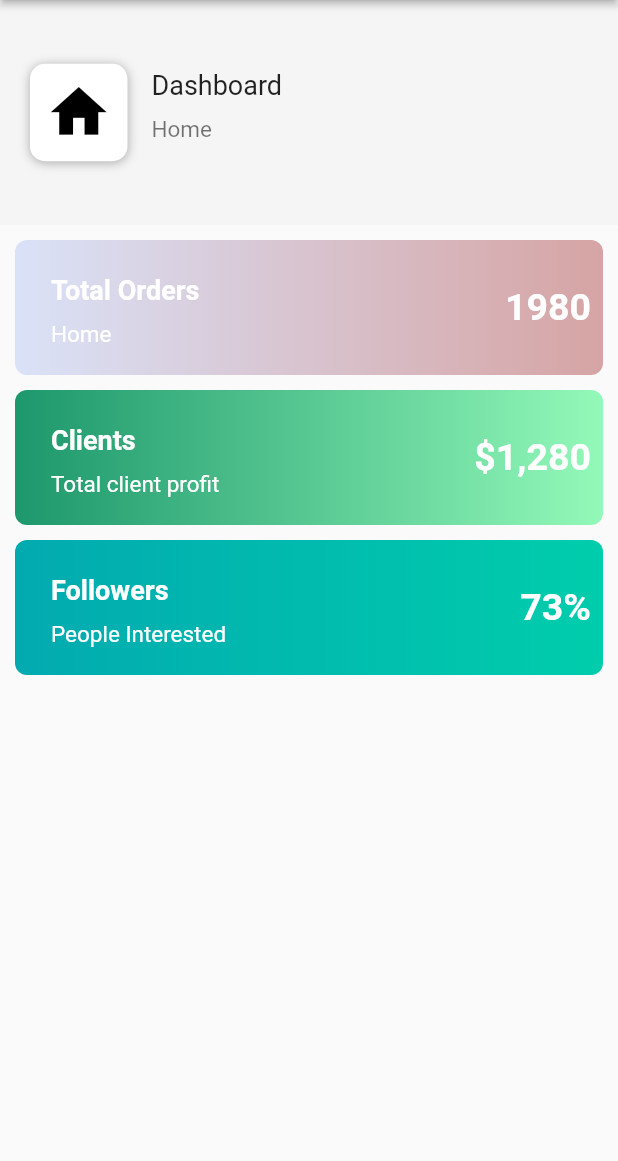
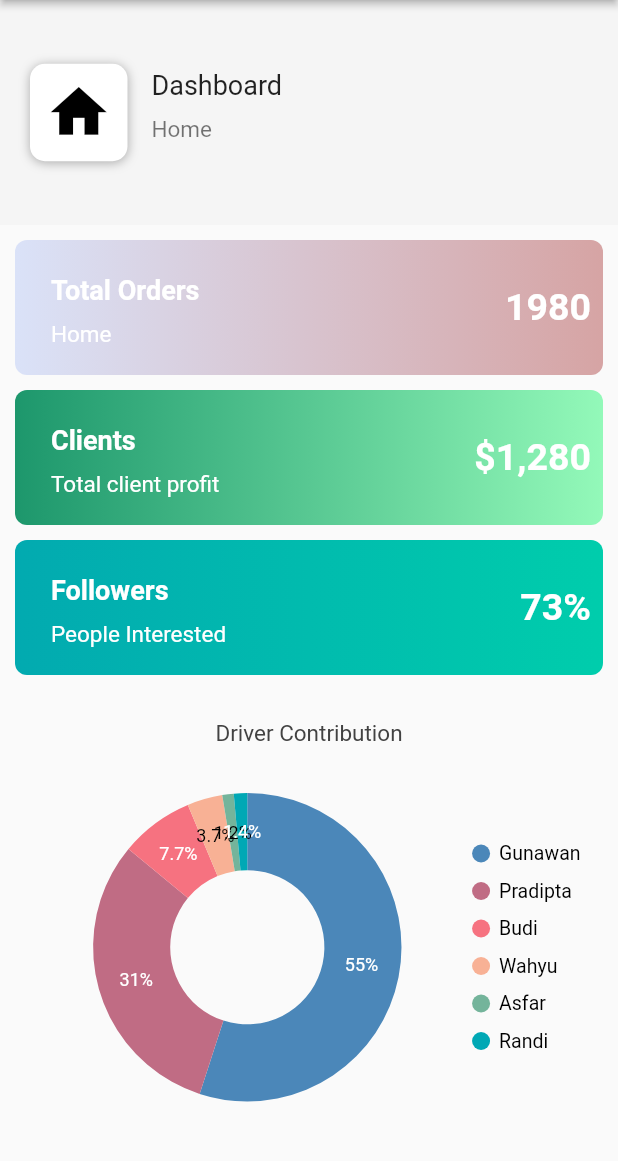
Before and after one commit to chadn4u/web_template, a Flutter app: the screen it shows after launch, after a tap on the "menu" icon, after a tap on the "settings" icon, on a phone screen of 412 x 824 dp, the part 69-1230 px from its top. Run offline on Flutter 3.47's test engine with Material 2 defaults, Android fonts, the phone set to English and light mode, and no system bars; drawn by our look-alikes of auto_size_text; our stand-ins replace dio, get, get_it, syncfusion_flutter_charts; Roboto replaces fonts that are missing (HeeboMedium).

Commit message:
add content dashboard

```diff
--- a/lib/feature/web_app/controller/homeController.dart
+++ b/lib/feature/web_app/controller/homeController.dart
@@ -13,213 +13,7 @@ class HomeController extends BaseController {
   late RxString titleSelected = "".obs;
   late Map<String, dynamic> dataForPhone;
   late NavigationService services;
-  final List<Map<String, dynamic>> data = [
-    {"title": "Home", "child": null},
-    {
-      "title": "Signature Pad",
-      "child": [
-        {"titleChild": "Signature Pad", "onSelect": true, "subItems": []}
-      ]
-    },
-    {
-      "title": "Camel",
-      "child": [
-        {
-          "titleChild": "Camel Mint",
-          "onSelect": false,
-          "subItems": [
-            {
-              "titleItem": "Camel Purple Mint",
-            }
-          ]
-        }
-      ]
-    },
-    {"title": "Camel Yellow", "child": null},
-    {"title": "Camel White", "child": null},
-    {
-      "title": "Marlboro",
-      "child": [
-        {"titleChild": "Marlboro White", "onSelect": false, "subItems": []},
-        {"titleChild": "Marlboro Red", "onSelect": false, "subItems": []},
-        {
-          "titleChild": "Marlboro Ice Blast",
-          "onSelect": false,
-          "subItems": null
-        },
-      ]
-    },
-    {
-      "title": "Signature Pad",
-      "child": [
-        {"titleChild": "Signature Pad", "onSelect": true, "subItems": []}
-      ]
-    },
-    {
-      "title": "Camel",
-      "child": [
-        {
-          "titleChild": "Camel Mint",
-          "onSelect": false,
-          "subItems": [
-            {
-              "titleItem": "Camel Purple Mint",
-            }
-          ]
-        }
-      ]
-    },
-    {"title": "Camel Yellow", "child": null},
-    {"title": "Camel White", "child": null},
-    {
-      "title": "Marlboro",
-      "child": [
-        {"titleChild": "Marlboro White", "onSelect": false, "subItems": []},
-        {"titleChild": "Marlboro Red", "onSelect": false, "subItems": []},
-        {
-          "titleChild": "Marlboro Ice Blast",
-          "onSelect": false,
-          "subItems": null
-        },
-      ]
-    },
-    {
-      "title": "Signature Pad",
-      "child": [
-        {"titleChild": "Signature Pad", "onSelect": true, "subItems": []}
-      ]
-    },
-    {
-      "title": "Camel",
-      "child": [
-        {
-          "titleChild": "Camel Mint",
-          "onSelect": false,
-          "subItems": [
-            {
-              "titleItem": "Camel Purple Mint",
-            }
-          ]
-        }
-      ]
-    },
-    {"title": "Camel Yellow", "child": null},
-    {"title": "Camel White", "child": null},
-    {
-      "title": "Marlboro",
-      "child": [
-        {"titleChild": "Marlboro White", "onSelect": false, "subItems": []},
-        {"titleChild": "Marlboro Red", "onSelect": false, "subItems": []},
-        {
-          "titleChild": "Marlboro Ice Blast",
-          "onSelect": false,
-          "subItems": null
-        },
-      ]
-    },
-    {
-      "title": "Signature Pad",
-      "child": [
-        {"titleChild": "Signature Pad", "onSelect": true, "subItems": []}
-      ]
-    },
-    {
-      "title": "Camel",
-      "child": [
-        {
-          "titleChild": "Camel Mint",
-          "onSelect": false,
-          "subItems": [
-            {
-              "titleItem": "Camel Purple Mint",
-            }
-          ]
-        }
-      ]
-    },
-    {"title": "Camel Yellow", "child": null},
-    {"title": "Camel White", "child": null},
-    {
-      "title": "Marlboro",
-      "child": [
-        {"titleChild": "Marlboro White", "onSelect": false, "subItems": []},
-        {"titleChild": "Marlboro Red", "onSelect": false, "subItems": []},
-        {
-          "titleChild": "Marlboro Ice Blast",
-          "onSelect": false,
-          "subItems": null
-        },
-      ]
-    },
-    {
-      "title": "Signature Pad",
-      "child": [
-        {"titleChild": "Signature Pad", "onSelect": true, "subItems": []}
-      ]
-    },
-    {
-      "title": "Camel",
-      "child": [
-        {
-          "titleChild": "Camel Mint",
-          "onSelect": false,
-          "subItems": [
-            {
-              "titleItem": "Camel Purple Mint",
-            }
-          ]
-        }
-      ]
-    },
-    {"title": "Camel Yellow", "child": null},
-    {"title": "Camel White", "child": null},
-    {
-      "title": "Marlboro",
-      "child": [
-        {"titleChild": "Marlboro White", "onSelect": false, "subItems": []},
-        {"titleChild": "Marlboro Red", "onSelect": false, "subItems": []},
-        {
-          "titleChild": "Marlboro Ice Blast",
-          "onSelect": false,
-          "subItems": null
-        },
-      ]
-    },
-    {
-      "title": "Signature Pad",
-      "child": [
-        {"titleChild": "Signature Pad", "onSelect": true, "subItems": []}
-      ]
-    },
-    {
-      "title": "Camel",
-      "child": [
-        {
-          "titleChild": "Camel Mint",
-          "onSelect": false,
-          "subItems": [
-            {
-              "titleItem": "Camel Purple Mint",
-            }
-          ]
-        }
-      ]
-    },
-    {"title": "Camel Yellow", "child": null},
-    {"title": "Camel White", "child": null},
-    {
-      "title": "Marlboro",
-      "child": [
-        {"titleChild": "Marlboro White", "onSelect": false, "subItems": []},
-        {"titleChild": "Marlboro Red", "onSelect": false, "subItems": []},
-        {
-          "titleChild": "Marlboro Ice Blast",
-          "onSelect": false,
-          "subItems": null
-        },
-      ]
-    },
-  ];
+
   @override
   void onInit() {
     titleSelected.value = "Home";
--- a/lib/feature/web_app/controller/menuController.dart
+++ b/lib/feature/web_app/controller/menuController.dart
@@ -4,6 +4,213 @@ import 'package:web_template/feature/web_app/controller/homeController.dart';
 class MenuController extends GetxController {
   // late Map<String, dynamic> data;
   HomeController controllerHome = Get.find<HomeController>();
+  final List<Map<String, dynamic>> data = [
+    {"title": "Home", "child": null},
+    {
+      "title": "Chart",
+      "child": [
+        {"titleChild": "Pie Chart", "onSelect": true, "subItems": []}
+      ]
+    },
+    {
+      "title": "Camel",
+      "child": [
+        {
+          "titleChild": "Camel Mint",
+          "onSelect": false,
+          "subItems": [
+            {
+              "titleItem": "Camel Purple Mint",
+            }
+          ]
+        }
+      ]
+    },
+    {"title": "Camel Yellow", "child": null},
+    {"title": "Camel White", "child": null},
+    {
+      "title": "Marlboro",
+      "child": [
+        {"titleChild": "Marlboro White", "onSelect": false, "subItems": []},
+        {"titleChild": "Marlboro Red", "onSelect": false, "subItems": []},
+        {
+          "titleChild": "Marlboro Ice Blast",
+          "onSelect": false,
+          "subItems": null
+        },
+      ]
+    },
+    {
+      "title": "Signature Pad",
+      "child": [
+        {"titleChild": "Signature Pad", "onSelect": true, "subItems": []}
+      ]
+    },
+    {
+      "title": "Camel",
+      "child": [
+        {
+          "titleChild": "Camel Mint",
+          "onSelect": false,
+          "subItems": [
+            {
+              "titleItem": "Camel Purple Mint",
+            }
+          ]
+        }
+      ]
+    },
+    {"title": "Camel Yellow", "child": null},
+    {"title": "Camel White", "child": null},
+    {
+      "title": "Marlboro",
+      "child": [
+        {"titleChild": "Marlboro White", "onSelect": false, "subItems": []},
+        {"titleChild": "Marlboro Red", "onSelect": false, "subItems": []},
+        {
+          "titleChild": "Marlboro Ice Blast",
+          "onSelect": false,
+          "subItems": null
+        },
+      ]
+    },
+    {
+      "title": "Signature Pad",
+      "child": [
+        {"titleChild": "Signature Pad", "onSelect": true, "subItems": []}
+      ]
+    },
+    {
+      "title": "Camel",
+      "child": [
+        {
+          "titleChild": "Camel Mint",
+          "onSelect": false,
+          "subItems": [
+            {
+              "titleItem": "Camel Purple Mint",
+            }
+          ]
+        }
+      ]
+    },
+    {"title": "Camel Yellow", "child": null},
+    {"title": "Camel White", "child": null},
+    {
+      "title": "Marlboro",
+      "child": [
+        {"titleChild": "Marlboro White", "onSelect": false, "subItems": []},
+        {"titleChild": "Marlboro Red", "onSelect": false, "subItems": []},
+        {
+          "titleChild": "Marlboro Ice Blast",
+          "onSelect": false,
+          "subItems": null
+        },
+      ]
+    },
+    {
+      "title": "Signature Pad",
+      "child": [
+        {"titleChild": "Signature Pad", "onSelect": true, "subItems": []}
+      ]
+    },
+    {
+      "title": "Camel",
+      "child": [
+        {
+          "titleChild": "Camel Mint",
+          "onSelect": false,
+          "subItems": [
+            {
+              "titleItem": "Camel Purple Mint",
+            }
+          ]
+        }
+      ]
+    },
+    {"title": "Camel Yellow", "child": null},
+    {"title": "Camel White", "child": null},
+    {
+      "title": "Marlboro",
+      "child": [
+        {"titleChild": "Marlboro White", "onSelect": false, "subItems": []},
+        {"titleChild": "Marlboro Red", "onSelect": false, "subItems": []},
+        {
+          "titleChild": "Marlboro Ice Blast",
+          "onSelect": false,
+          "subItems": null
+        },
+      ]
+    },
+    {
+      "title": "Signature Pad",
+      "child": [
+        {"titleChild": "Signature Pad", "onSelect": true, "subItems": []}
+      ]
+    },
+    {
+      "title": "Camel",
+      "child": [
+        {
+          "titleChild": "Camel Mint",
+          "onSelect": false,
+          "subItems": [
+            {
+              "titleItem": "Camel Purple Mint",
+            }
+          ]
+        }
+      ]
+    },
+    {"title": "Camel Yellow", "child": null},
+    {"title": "Camel White", "child": null},
+    {
+      "title": "Marlboro",
+      "child": [
+        {"titleChild": "Marlboro White", "onSelect": false, "subItems": []},
+        {"titleChild": "Marlboro Red", "onSelect": false, "subItems": []},
+        {
+          "titleChild": "Marlboro Ice Blast",
+          "onSelect": false,
+          "subItems": null
+        },
+      ]
+    },
+    {
+      "title": "Signature Pad",
+      "child": [
+        {"titleChild": "Signature Pad", "onSelect": true, "subItems": []}
+      ]
+    },
+    {
+      "title": "Camel",
+      "child": [
+        {
+          "titleChild": "Camel Mint",
+          "onSelect": false,
+          "subItems": [
+            {
+              "titleItem": "Camel Purple Mint",
+            }
+          ]
+        }
+      ]
+    },
+    {"title": "Camel Yellow", "child": null},
+    {"title": "Camel White", "child": null},
+    {
+      "title": "Marlboro",
+      "child": [
+        {"titleChild": "Marlboro White", "onSelect": false, "subItems": []},
+        {"titleChild": "Marlboro Red", "onSelect": false, "subItems": []},
+        {
+          "titleChild": "Marlboro Ice Blast",
+          "onSelect": false,
+          "subItems": null
+        },
+      ]
+    },
+  ];
   @override
   void onInit() {
     super.onInit();
--- /dev/null
+++ b/lib/feature/web_app/model/chart/chartSampleData.dart
@@ -0,0 +1,63 @@
+import 'package:flutter/material.dart';
+
+///Chart sample data
+class ChartSampleData {
+  /// Holds the datapoint values like x, y, etc.,
+  ChartSampleData(
+      {this.x,
+      this.y,
+      this.xValue,
+      this.yValue,
+      this.secondSeriesYValue,
+      this.thirdSeriesYValue,
+      this.pointColor,
+      this.size,
+      this.text,
+      this.open,
+      this.close,
+      this.low,
+      this.high,
+      this.volume});
+
+  /// Holds x value of the datapoint
+  final dynamic x;
+
+  /// Holds y value of the datapoint
+  final num? y;
+
+  /// Holds x value of the datapoint
+  final dynamic xValue;
+
+  /// Holds y value of the datapoint
+  final num? yValue;
+
+  /// Holds y value of the datapoint(for 2nd series)
+  final num? secondSeriesYValue;
+
+  /// Holds y value of the datapoint(for 3nd series)
+  final num? thirdSeriesYValue;
+
+  /// Holds point color of the datapoint
+  final Color? pointColor;
+
+  /// Holds size of the datapoint
+  final num? size;
+
+  /// Holds datalabel/text value mapper of the datapoint
+  final String? text;
+
+  /// Holds open value of the datapoint
+  final num? open;
+
+  /// Holds close value of the datapoint
+  final num? close;
+
+  /// Holds low value of the datapoint
+  final num? low;
+
+  /// Holds high value of the datapoint
+  final num? high;
+
+  /// Holds open value of the datapoint
+  final num? volume;
+}
--- a/lib/feature/web_app/presentation/pages/home/home.dart
+++ b/lib/feature/web_app/presentation/pages/home/home.dart
@@ -2,13 +2,16 @@ import 'package:auto_size_text/auto_size_text.dart';
 import 'package:flutter/material.dart';
 import 'package:get/get.dart';
 import 'package:web_template/feature/web_app/controller/homeController.dart';
+import 'package:web_template/feature/web_app/presentation/widgets/chart/cartessianChart.dart';
+import 'package:web_template/feature/web_app/presentation/widgets/chart/pieChart.dart';
 import 'package:web_template/utils/const.dart';
 
 class Home extends GetResponsiveView<HomeController> {
   @override
   Widget phone() {
     return Scaffold(
-        body: Column(
+        body: SingleChildScrollView(
+      child: Column(
         children: [
           Container(
             width: MediaQuery.of(Get.context!).size.width,
@@ -21,7 +24,8 @@ class Home extends GetResponsiveView<HomeController> {
                 Container(
                   padding: const EdgeInsets.all(10),
                   decoration: BoxDecoration(
-                    borderRadius: const BorderRadius.all(Radius.circular(10.0)),
+                      borderRadius:
+                          const BorderRadius.all(Radius.circular(10.0)),
                       // border: Border.all(width: 1.0),
                       boxShadow: [
                         BoxShadow(
@@ -41,11 +45,11 @@ class Home extends GetResponsiveView<HomeController> {
                   width: MediaQuery.of(Get.context!).size.width * 0.3,
                   child: const ListTile(
                     visualDensity: VisualDensity(horizontal: 0, vertical: 4),
-                  title: Text('Dashboard',
+                    title: AutoSizeText('Dashboard',
                         style: TextStyle(
                             fontSize: fontSizeTitleAppBar,
                             fontFamily: 'HeeboMedium')),
-                  subtitle: Text('Home',
+                    subtitle: AutoSizeText('Home',
                         style: TextStyle(
                             fontSize: fontSizeTitleAppBarSmall,
                             fontFamily: 'HeeboMedium')),
@@ -198,8 +202,17 @@ class Home extends GetResponsiveView<HomeController> {
                 ),
               ],
             ),
+          ),
+          Padding(
+            padding: const EdgeInsets.all(10.0),
+            child: PieChart(),
+          ),
+          Padding(
+            padding: const EdgeInsets.all(10.0),
+            child: CartessianChart(),
           )
         ],
+      ),
     ));
   }
 
@@ -207,7 +220,8 @@ class Home extends GetResponsiveView<HomeController> {
   Widget desktop() {
     // final Posts data = Get.arguments['data'];
     return Scaffold(
-        body: Column(
+        body: SingleChildScrollView(
+      child: Column(
         children: [
           Container(
             width: MediaQuery.of(Get.context!).size.width,
@@ -220,7 +234,8 @@ class Home extends GetResponsiveView<HomeController> {
                 Container(
                   padding: const EdgeInsets.all(10),
                   decoration: BoxDecoration(
-                    borderRadius: const BorderRadius.all(Radius.circular(10.0)),
+                      borderRadius:
+                          const BorderRadius.all(Radius.circular(10.0)),
                       // border: Border.all(width: 1.0),
                       boxShadow: [
                         BoxShadow(
@@ -232,7 +247,7 @@ class Home extends GetResponsiveView<HomeController> {
                       color: colorWhite),
                   child: const Icon(
                     Icons.home,
-                  color: colorBlack,
+                    color: mainColor,
                     size: 45,
                   ),
                 ),
@@ -392,8 +407,17 @@ class Home extends GetResponsiveView<HomeController> {
                 ),
               ],
             ),
+          ),
+          Padding(
+            padding: const EdgeInsets.all(10.0),
+            child: PieChart(),
+          ),
+          Padding(
+            padding: const EdgeInsets.all(10.0),
+            child: CartessianChart(),
           )
         ],
+      ),
     ));
   }
 }
--- /dev/null
+++ b/lib/feature/web_app/presentation/widgets/chart/cartessianChart.dart
@@ -0,0 +1,56 @@
+import 'package:flutter/src/foundation/key.dart';
+import 'package:flutter/src/widgets/framework.dart';
+import 'package:syncfusion_flutter_charts/charts.dart';
+
+import '../../../model/chart/chartSampleData.dart';
+
+class CartessianChart extends StatelessWidget {
+  CartessianChart({Key? key}) : super(key: key);
+  final TooltipBehavior _tooltip =
+      TooltipBehavior(enable: true, header: '', canShowMarker: false);
+  @override
+  Widget build(BuildContext context) {
+    return _buildDefaultLogarithmicAxisChart();
+  }
+
+  /// Returns the line chart with default logarithmic axis.
+  SfCartesianChart _buildDefaultLogarithmicAxisChart() {
+    return SfCartesianChart(
+      plotAreaBorderWidth: 1,
+      title: ChartTitle(text: 'Monthly Sales'),
+      primaryXAxis: DateTimeAxis(),
+
+      /// Y axis as logarithmic axis placed here.
+      primaryYAxis: LogarithmicAxis(
+          minorTicksPerInterval: 5,
+          majorGridLines: const MajorGridLines(width: 1.5),
+          minorTickLines: const MinorTickLines(size: 4),
+          labelFormat: r'${value}',
+          interval: 1),
+      series: _getSeries(),
+      tooltipBehavior: _tooltip,
+    );
+  }
+
+  // Returns the list of chart series which need to render on the line chart.
+  List<LineSeries<ChartSampleData, DateTime>> _getSeries() {
+    return <LineSeries<ChartSampleData, DateTime>>[
+      LineSeries<ChartSampleData, DateTime>(
+          dataSource: <ChartSampleData>[
+            ChartSampleData(x: DateTime(2022, 1), yValue: 200),
+            ChartSampleData(x: DateTime(2022, 2), yValue: 400),
+            ChartSampleData(x: DateTime(2022, 3), yValue: 600),
+            ChartSampleData(x: DateTime(2022, 4), yValue: 700),
+            ChartSampleData(x: DateTime(2022, 5), yValue: 1400),
+            ChartSampleData(x: DateTime(2022, 6), yValue: 2000),
+            ChartSampleData(x: DateTime(2022, 7), yValue: 4000),
+            ChartSampleData(x: DateTime(2022, 8), yValue: 6000),
+            ChartSampleData(x: DateTime(2022, 9), yValue: 8000),
+            ChartSampleData(x: DateTime(2022, 10), yValue: 11000)
+          ],
+          xValueMapper: (ChartSampleData sales, _) => sales.x as DateTime,
+          yValueMapper: (ChartSampleData sales, _) => sales.yValue,
+          markerSettings: const MarkerSettings(isVisible: true))
+    ];
+  }
+}
--- /dev/null
+++ b/lib/feature/web_app/presentation/widgets/chart/pieChart.dart
@@ -0,0 +1,48 @@
+import 'package:flutter/src/foundation/key.dart';
+import 'package:flutter/src/widgets/framework.dart';
+import 'package:syncfusion_flutter_charts/charts.dart';
+
+import '../../../model/chart/chartSampleData.dart';
+
+class PieChart extends StatelessWidget {
+  PieChart({Key? key}) : super(key: key);
+  final TooltipBehavior _tooltip =
+      TooltipBehavior(enable: true, format: 'point.x : point.y%');
+  @override
+  Widget build(BuildContext context) {
+    return _buildDefaultDoughnutChart();
+  }
+
+  /// Return the circular chart with default doughnut series.
+  SfCircularChart _buildDefaultDoughnutChart() {
+    return SfCircularChart(
+      title: ChartTitle(text: 'Driver Contribution'),
+      legend:
+          Legend(isVisible: true, overflowMode: LegendItemOverflowMode.wrap),
+      series: _getDefaultDoughnutSeries(),
+      tooltipBehavior: _tooltip,
+    );
+  }
+
+  /// Returns the doughnut series which need to be render.
+  List<DoughnutSeries<ChartSampleData, String>> _getDefaultDoughnutSeries() {
+    return <DoughnutSeries<ChartSampleData, String>>[
+      DoughnutSeries<ChartSampleData, String>(
+          radius: '80%',
+          explode: true,
+          explodeOffset: '10%',
+          dataSource: <ChartSampleData>[
+            ChartSampleData(x: 'Gunawan', y: 55, text: '55%'),
+            ChartSampleData(x: 'Pradipta', y: 31, text: '31%'),
+            ChartSampleData(x: 'Budi', y: 7.7, text: '7.7%'),
+            ChartSampleData(x: 'Wahyu', y: 3.7, text: '3.7%'),
+            ChartSampleData(x: 'Asfar', y: 1.2, text: '1.2%'),
+            ChartSampleData(x: 'Randi', y: 1.4, text: '1.4%'),
+          ],
+          xValueMapper: (ChartSampleData data, _) => data.x as String,
+          yValueMapper: (ChartSampleData data, _) => data.y,
+          dataLabelMapper: (ChartSampleData data, _) => data.text,
+          dataLabelSettings: const DataLabelSettings(isVisible: true))
+    ];
+  }
+}
--- a/lib/feature/web_app/presentation/widgets/homeBody.dart
+++ b/lib/feature/web_app/presentation/widgets/homeBody.dart
@@ -27,7 +27,19 @@ class HomeBody extends GetResponsiveView<HomeController> {
                           fontSize: 18,
                           letterSpacing: 0.53,
                           fontFamily: 'Roboto-Bold'))),
-              Menu()
+              Menu(),
+              const Divider(
+                color: colorBlack,
+                thickness: 0.5,
+              ),
+              const Padding(
+                  padding: EdgeInsets.fromLTRB(24, 10, 0, 10),
+                  child: Text('V 1.0.0',
+                      style: TextStyle(
+                          color: mainColor,
+                          fontSize: fontSizeTitleAppBarSmall,
+                          letterSpacing: 0.53,
+                          fontFamily: 'Roboto-Bold'))),
             ],
           ),
         ),
--- a/lib/feature/web_app/presentation/widgets/menu.dart
+++ b/lib/feature/web_app/presentation/widgets/menu.dart
@@ -154,18 +154,40 @@ class Menu extends GetResponsiveView<MenuController> {
     return Expanded(
       child: ListView.builder(
         itemBuilder: (context, index) =>
-            _getCategoryWidget(controller.controllerHome.data[index], context),
-        itemCount: controller.controllerHome.data.length,
+            _getCategoryWidget(controller.data[index], context),
+        itemCount: controller.data.length,
       ),
     );
   }
 
   @override
   Widget phone() {
-    return ListView.builder(
-      itemBuilder: (context, index) =>
-          _getCategoryWidget(controller.controllerHome.data[index], context),
-      itemCount: controller.controllerHome.data.length,
+    return Column(
+      children: [
+        Expanded(
+          child: ListView.builder(
+            itemBuilder: (context, index) =>
+                _getCategoryWidget(controller.data[index], context),
+            itemCount: controller.data.length,
+          ),
+        ),
+        const Divider(
+          color: colorBlack,
+          thickness: 0.5,
+        ),
+        const Align(
+          alignment: Alignment.centerLeft,
+          child: Padding(
+              padding: EdgeInsets.fromLTRB(24, 10, 0, 10),
+              child: Text('V 1.0.0',
+                  textAlign: TextAlign.left,
+                  style: TextStyle(
+                      color: mainColor,
+                      fontSize: fontSizeTitleAppBarSmall,
+                      letterSpacing: 0.53,
+                      fontFamily: 'Roboto-Bold'))),
+        ),
+      ],
     );
   }
 }
--- a/pubspec.yaml
+++ b/pubspec.yaml
@@ -40,6 +40,7 @@ dependencies:
   nice_buttons: ^0.0.2
   get_it: ^7.2.0
   auto_size_text: ^3.0.0
+  syncfusion_flutter_charts: ^20.1.59
 
 dev_dependencies:
   flutter_test:
```
Also changed, not shown: pubspec.lock, 1 other file. Lines whose indentation alone changed are shown as unchanged.
